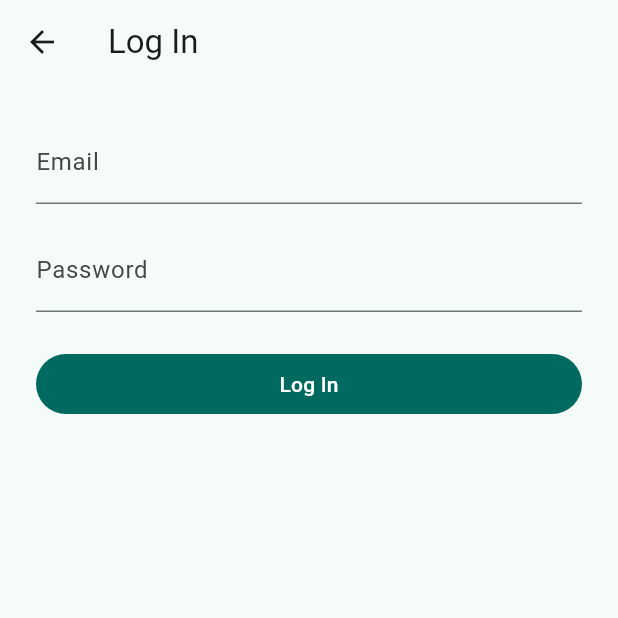
After one commit to edg35/upkeep, a Flutter app: the screen it shows after launch, after a tap on "Log In", on a phone screen of 412 x 824 dp, the top half of it. The commit adds this screen. Run offline on Flutter 3.47's test engine with Material 3 defaults, Android fonts, the phone set to English and light mode, and no system bars; our stand-ins replace dio, flutter_riverpod, go_router.

Commit message:
simple login ui

```diff
--- /dev/null
+++ b/frontend/lib/core/network/auth_token_holder.dart
@@ -0,0 +1,6 @@
+// core/network/auth_token_holder.dart
+// Plain holder (no Riverpod) so the Dio interceptor can read the current
+// access token without creating an import cycle with the auth feature.
+class AuthTokenHolder {
+  static String? accessToken;
+}
--- /dev/null
+++ b/frontend/lib/features/auth/auth_repository.dart
@@ -0,0 +1,41 @@
+// features/auth/auth_repository.dart
+import 'package:dio/dio.dart';
+import 'package:flutter_riverpod/flutter_riverpod.dart';
+
+import '../../core/network/api_client.dart';
+
+class AuthRepository {
+  AuthRepository(this._dio);
+  final Dio _dio;
+
+  Future<Map<String, dynamic>> signup({
+    required String email,
+    required String password,
+    required String name,
+  }) async {
+    final res = await _dio.post(
+      '/auth/signup',
+      data: {'email': email, 'password': password, 'name': name},
+    );
+    return res.data as Map<String, dynamic>;
+  }
+
+  Future<Map<String, dynamic>> login({
+    required String email,
+    required String password,
+  }) async {
+    final res = await _dio.post(
+      '/auth/login',
+      data: {'email': email, 'password': password},
+    );
+    return res.data as Map<String, dynamic>;
+  }
+
+  Future<void> logout(String refreshToken) {
+    return _dio.post('/auth/logout', data: {'refreshToken': refreshToken});
+  }
+}
+
+final authRepositoryProvider = Provider<AuthRepository>((ref) {
+  return AuthRepository(ref.watch(dioProvider));
+});
--- /dev/null
+++ b/frontend/lib/features/auth/login_screen.dart
@@ -0,0 +1,88 @@
+// features/auth/login_screen.dart
+import 'package:flutter/material.dart';
+import 'package:flutter_riverpod/flutter_riverpod.dart';
+import 'package:go_router/go_router.dart';
+
+import 'auth_controller.dart';
+
+class LoginScreen extends ConsumerStatefulWidget {
+  const LoginScreen({super.key});
+
+  @override
+  ConsumerState<LoginScreen> createState() => _LoginScreenState();
+}
+
+class _LoginScreenState extends ConsumerState<LoginScreen> {
+  final _formKey = GlobalKey<FormState>();
+  final _emailController = TextEditingController();
+  final _passwordController = TextEditingController();
+
+  @override
+  void dispose() {
+    _emailController.dispose();
+    _passwordController.dispose();
+    super.dispose();
+  }
+
+  Future<void> _submit() async {
+    if (!_formKey.currentState!.validate()) return;
+    final success = await ref.read(authControllerProvider.notifier).login(
+          email: _emailController.text.trim(),
+          password: _passwordController.text,
+        );
+    if (success && mounted) context.go('/dashboard');
+  }
+
+  @override
+  Widget build(BuildContext context) {
+    final authState = ref.watch(authControllerProvider);
+
+    return Scaffold(
+      appBar: AppBar(title: const Text('Log In')),
+      body: Padding(
+        padding: const EdgeInsets.all(24),
+        child: Form(
+          key: _formKey,
+          child: Column(
+            crossAxisAlignment: CrossAxisAlignment.stretch,
+            children: [
+              TextFormField(
+                controller: _emailController,
+                decoration: const InputDecoration(labelText: 'Email'),
+                keyboardType: TextInputType.emailAddress,
+                validator: (v) =>
+                    (v == null || !v.contains('@')) ? 'Enter a valid email' : null,
+              ),
+              const SizedBox(height: 16),
+              TextFormField(
+                controller: _passwordController,
+                decoration: const InputDecoration(labelText: 'Password'),
+                obscureText: true,
+                validator: (v) =>
+                    (v == null || v.isEmpty) ? 'Enter your password' : null,
+              ),
+              if (authState.error != null) ...[
+                const SizedBox(height: 16),
+                Text(
+                  authState.error!,
+                  style: TextStyle(color: Theme.of(context).colorScheme.error),
+                ),
+              ],
+              const SizedBox(height: 24),
+              FilledButton(
+                onPressed: authState.loading ? null : _submit,
+                child: authState.loading
+                    ? const SizedBox(
+                        height: 20,
+                        width: 20,
+                        child: CircularProgressIndicator(strokeWidth: 2),
+                      )
+                    : const Text('Log In'),
+              ),
+            ],
+          ),
+        ),
+      ),
+    );
+  }
+}
--- /dev/null
+++ b/frontend/lib/features/auth/welcome_screen.dart
@@ -0,0 +1,40 @@
+// features/auth/welcome_screen.dart
+import 'package:flutter/material.dart';
+import 'package:go_router/go_router.dart';
+
+class WelcomeScreen extends StatelessWidget {
+  const WelcomeScreen({super.key});
+
+  @override
+  Widget build(BuildContext context) {
+    return Scaffold(
+      body: SafeArea(
+        child: Padding(
+          padding: const EdgeInsets.symmetric(horizontal: 32),
+          child: Column(
+            mainAxisAlignment: MainAxisAlignment.center,
+            children: [
+              Text('Upkeep', style: Theme.of(context).textTheme.headlineLarge),
+              const SizedBox(height: 48),
+              SizedBox(
+                width: double.infinity,
+                child: FilledButton(
+                  onPressed: () => context.push('/login'),
+                  child: const Text('Log In'),
+                ),
+              ),
+              const SizedBox(height: 12),
+              SizedBox(
+                width: double.infinity,
+                child: OutlinedButton(
+                  onPressed: () => context.push('/signup'),
+                  child: const Text('Sign Up'),
+                ),
+              ),
+            ],
+          ),
+        ),
+      ),
+    );
+  }
+}
--- a/frontend/lib/router/app_router.dart
+++ b/frontend/lib/router/app_router.dart
@@ -3,6 +3,9 @@ import 'package:flutter/material.dart';
 import 'package:flutter_riverpod/flutter_riverpod.dart';
 import 'package:go_router/go_router.dart';
 
+import '../features/auth/login_screen.dart';
+import '../features/auth/signup_screen.dart';
+import '../features/auth/welcome_screen.dart';
 import '../features/bills/bills_screen.dart';
 import '../features/dashboard/dashboard_screen.dart';
 import '../features/items/items_screen.dart';
@@ -10,8 +13,11 @@ import '../features/settings/settings_screen.dart';
 
 final appRouterProvider = Provider<GoRouter>((ref) {
   return GoRouter(
-    initialLocation: '/dashboard',
+    initialLocation: '/',
     routes: [
+      GoRoute(path: '/', builder: (context, state) => const WelcomeScreen()),
+      GoRoute(path: '/login', builder: (context, state) => const LoginScreen()),
+      GoRoute(path: '/signup', builder: (context, state) => const SignupScreen()),
       StatefulShellRoute.indexedStack(
         builder: (context, state, shell) => ScaffoldWithNavBar(shell: shell),
         branches: [
```
Also changed, not shown: frontend/lib/core/network/api_client.dart (+13 -2 lines), frontend/lib/features/auth/auth_controller.dart (added, +103 -0 lines), frontend/lib/features/auth/signup_screen.dart (added, +99 -0 lines), frontend/lib/features/settings/settings_screen.dart (+16 -3 lines).
